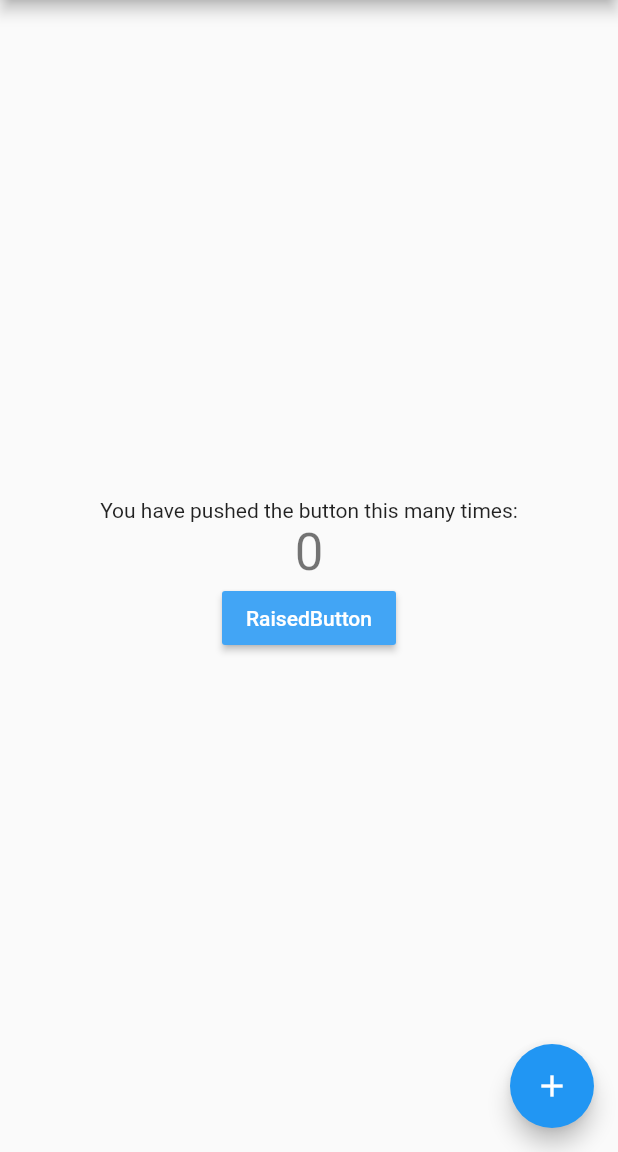
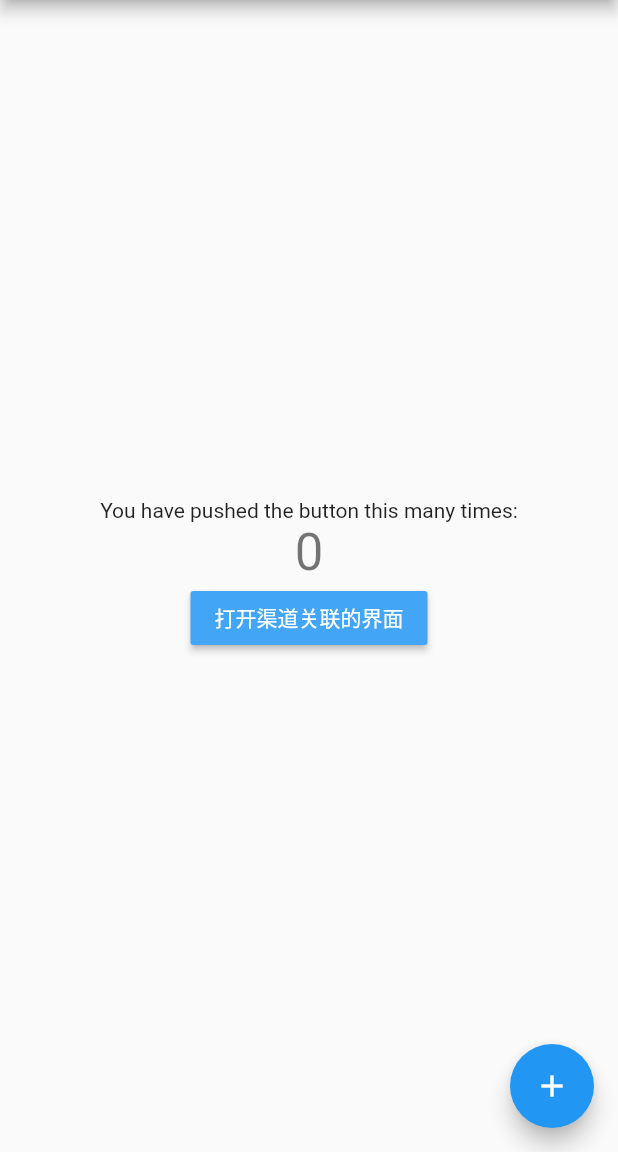
Before and after one commit to 1097919195/FlutterDemo, a Flutter app: the screen it shows after launch, on a phone screen of 412 x 824 dp, the part 84-1236 px from its top. Run offline on Flutter 3.47's test engine with Material 2 defaults, Android fonts, the phone set to English and light mode, and no system bars.

```diff
--- a/lib/main.dart
+++ b/lib/main.dart
@@ -107,7 +107,7 @@ class _MyHomePageState extends State<MyHomePage> {
                   demoPlugin.invokeMethod('interaction');
                   },
                 color: Colors.blue[400],
-                child: new Text('RaisedButton',
+                child: new Text('打开渠道关联的界面',
                     style: new TextStyle(color: Colors.white))),
 
           ],
```
Also changed, not shown: 1 other file.
